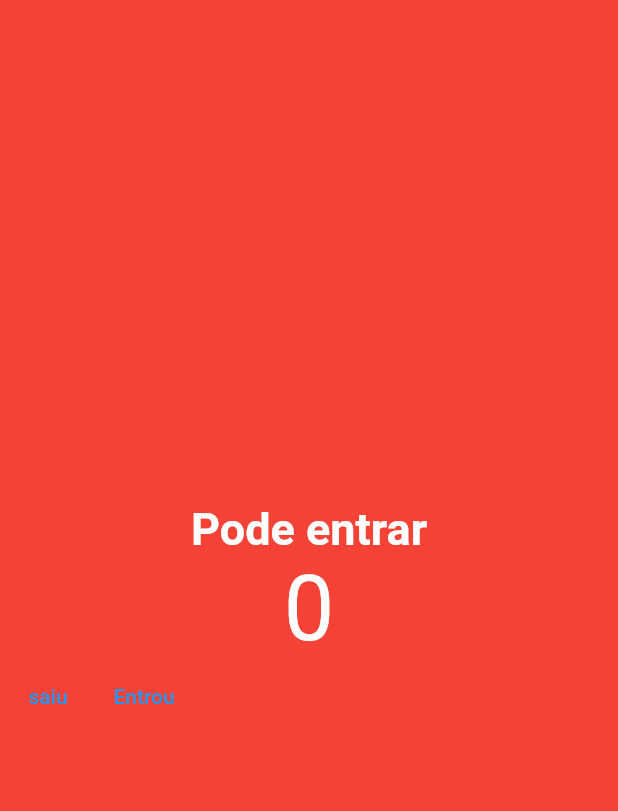
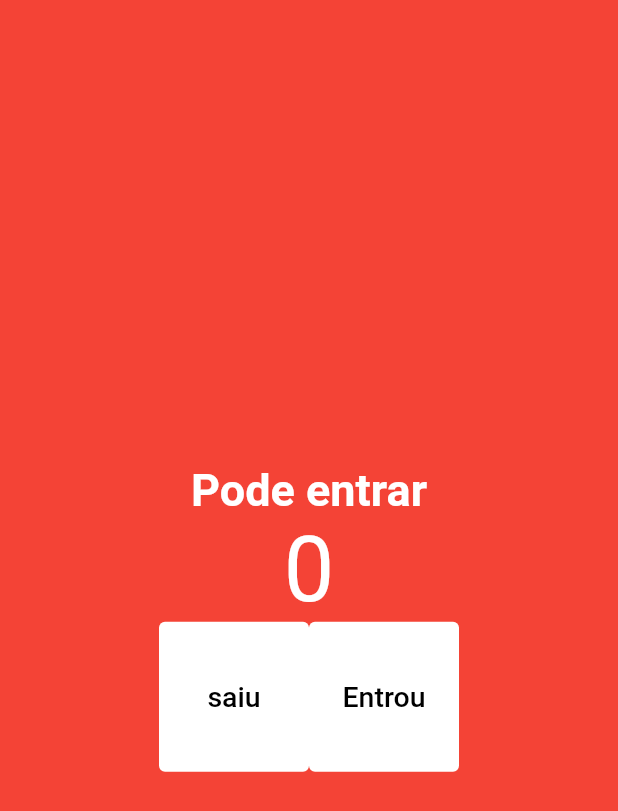
Before and after one commit to Cleber-0101/app_contador, a Flutter app: the screen it shows after launch, on a phone screen of 412 x 824 dp. Shown: the top 811 px of the screen. Run offline on Flutter 3.47's test engine with Material 2 defaults, Android fonts, the phone set to English and light mode, and no system bars.

Commit message:
criando botão de entrada e saida de pessoas

```diff
--- a/lib/main.dart
+++ b/lib/main.dart
@@ -43,14 +43,27 @@ class HomePage extends StatelessWidget {
               style: TextStyle(fontSize: 60, color: Colors.white),
             ),
             Row(
+              mainAxisAlignment: MainAxisAlignment.center,
               children: [
                 TextButton(
                   onPressed: Decrement,
-                  child: const Text("saiu"),
+                  style: TextButton.styleFrom(
+                      backgroundColor: Colors.white,
+                      fixedSize: const Size(100, 100)),
+                  child: const Text(
+                    "saiu",
+                    style: TextStyle(color: Colors.black, fontSize: 19),
+                  ),
                 ),
                 TextButton(
                   onPressed: Increment,
-                  child: const Text("Entrou"),
+                  style: TextButton.styleFrom(
+                      backgroundColor: Colors.white,
+                      fixedSize: const Size(100, 100)),
+                  child: const Text(
+                    "Entrou",
+                    style: TextStyle(color: Colors.black, fontSize: 19),
+                  ),
                 ),
               ],
             )
```
